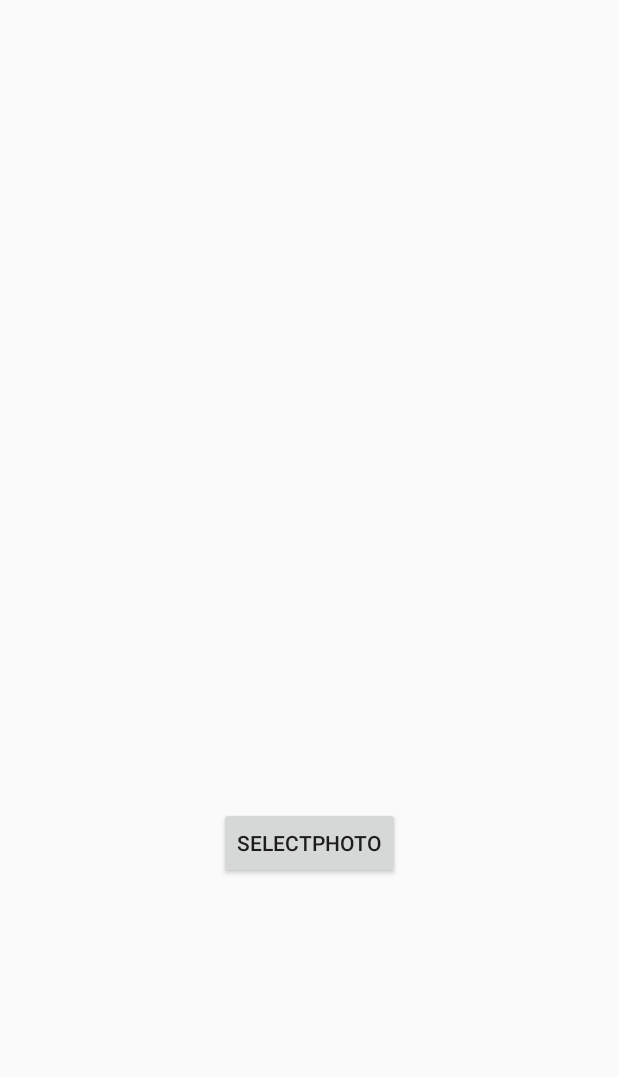
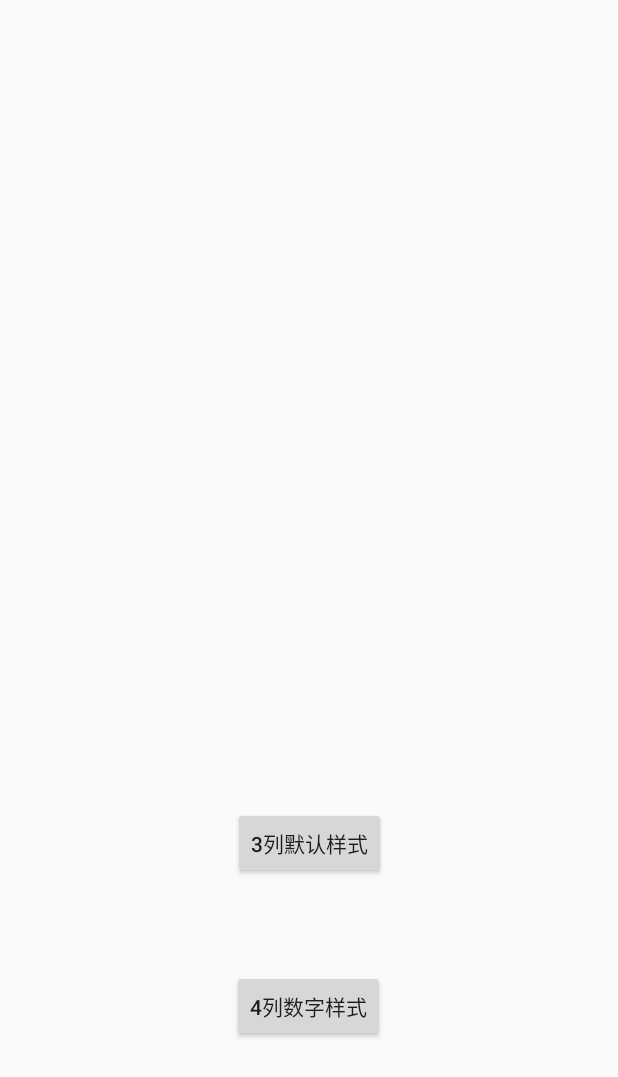
Before and after one commit to aWhalefall/gallary, an Android app: the screen it shows after launch (MainActivity), on a phone screen of 412 x 824 dp. Shown: the top 1077 px of the screen. Run offline under Robolectric (Android 15) with nearby library versions, the phone set to English and light mode, and no system bars; pictures from the network do not load.

Commit message:
fix： bug

```diff
--- a/app/build.gradle
+++ b/app/build.gradle
@@ -9,7 +9,7 @@ android {
         minSdkVersion 21
         targetSdkVersion 29
         versionCode 1
-        versionName "1.0.0"
+        versionName "1.0.1"
 
         testInstrumentationRunner "androidx.test.runner.AndroidJUnitRunner"
     }
--- a/app/src/main/java/com/whalefail/gallary/MainActivity.java
+++ b/app/src/main/java/com/whalefail/gallary/MainActivity.java
@@ -26,7 +26,7 @@ import java.util.List;
 
 public class MainActivity extends AppCompatActivity {
 
-    GalleryConfig config;
+    GalleryConfig.Builder builder;
     private TextView text;
 
     @Override
@@ -38,7 +38,7 @@ public class MainActivity extends AppCompatActivity {
 
         Glide.init(this, new GlideBuilder());
         initListenter();
-        config = new GalleryConfig.Builder()
+        builder = new GalleryConfig.Builder()
                 .imageLoader(new GlideImageLoader())    // ImageLoader 加载框架（必填）
                 .iHandlerCallBack(iHandlerCallBack)     // 监听接口（必填）
                 .provider("com.whalefail.gallary.fileProvider")   // provider (必填)
@@ -49,26 +49,31 @@ public class MainActivity extends AppCompatActivity {
                 .isShowCamera(true)                     // 是否显示相机按钮  默认：false
                 .filePath("/Gallery/Pictures")          // 图片存放路径
                 .layoutStyle(0) // 0 显示多选样式 1 显示数字样式
-                .setDisplayCol(3)  //默认显示列数
-                .build();
+                .setDisplayCol(3);  //默认显示列数
+
     }
 
     IHandlerCallBack iHandlerCallBack = new SimpleHandlerCallBack() {
 
         @Override
         public void onSuccess(List<String> photoList) {
-            text.setText("");
-            //返回选择图片路径  Android Q 以上包含Android   Q 返回的是 Uri
-            StringBuilder stringBuilder = new StringBuilder();
-            for (int i = 0; i < photoList.size(); i++) {
-                stringBuilder.append(photoList.get(i)).append("\n");
-            }
-            text.setText(stringBuilder.toString());
+//            text.setText("");
+//            //返回选择图片路径  Android Q 以上包含Android   Q 返回的是 Uri
+//            StringBuilder stringBuilder = new StringBuilder();
+//            for (int i = 0; i < photoList.size(); i++) {
+//                stringBuilder.append(photoList.get(i)).append("\n");
+//            }
+//            text.setText(stringBuilder.toString());
         }
 
         @Override
-        public void onBoSuccess(List<PhotoInfo> list) {
-            // FIXME: 2020/12/5 增加新的回调入口
+        public void onBoSuccess(List<PhotoInfo> photoList) {
+            StringBuilder stringBuilder = new StringBuilder();
+            for (int i = 0; i < photoList.size(); i++) {
+                PhotoInfo photoInfo = photoList.get(i);
+                stringBuilder.append("路径 =" + photoInfo.path + "\n width=" + photoInfo.with + " height=" + photoInfo.height).append("\n");
+            }
+            text.setText(stringBuilder.toString());
         }
 
     };
@@ -78,6 +83,12 @@ public class MainActivity extends AppCompatActivity {
     }
 
     public void selectPhoto(View view) {
-        GalleryPick.getInstance().setGalleryConfig(config).open(this);
+        builder.layoutStyle(0).setDisplayCol(3);
+        GalleryPick.getInstance().setGalleryConfig(builder.build()).open(this);
+    }
+
+    public void selectPhoto1(View view) {
+        builder.layoutStyle(1).setDisplayCol(4);
+        GalleryPick.getInstance().setGalleryConfig(builder.build()).open(this);
     }
 }
--- a/app/src/main/res/layout/activity_main.xml
+++ b/app/src/main/res/layout/activity_main.xml
@@ -18,10 +18,22 @@
         android:layout_width="wrap_content"
         android:layout_height="wrap_content"
         android:onClick="selectPhoto"
-        android:text="selectPhoto"
+        android:text="3列默认样式"
         app:layout_constraintBottom_toBottomOf="parent"
         app:layout_constraintLeft_toLeftOf="parent"
         app:layout_constraintRight_toRightOf="parent"
         app:layout_constraintTop_toBottomOf="@+id/text" />
 
+    <Button
+        android:layout_width="wrap_content"
+        android:layout_height="wrap_content"
+        android:onClick="selectPhoto1"
+        android:text="4列数字样式"
+        app:layout_constraintBottom_toBottomOf="parent"
+        app:layout_constraintHorizontal_bias="0.498"
+        app:layout_constraintLeft_toLeftOf="parent"
+        app:layout_constraintRight_toRightOf="parent"
+        app:layout_constraintTop_toBottomOf="@+id/text"
+        app:layout_constraintVertical_bias="0.728" />
+
 </androidx.constraintlayout.widget.ConstraintLayout>
--- a/pickgallery/src/main/java/com/tseng/pickgallery/activity/GalleryPickActivity.java
+++ b/pickgallery/src/main/java/com/tseng/pickgallery/activity/GalleryPickActivity.java
@@ -104,6 +104,7 @@ public class GalleryPickActivity extends BaseActivity implements View.OnClickLis
             activityBack();
             return;
         }
+        defaultColumns=galleryConfig.getDefaultColumns();
         mHandlerCallBack = galleryConfig.getIHandlerCallBack();
         if (mHandlerCallBack != null)
             mHandlerCallBack.onStart();
```
Also changed, not shown: pickgallery/src/main/java/com/tseng/pickgallery/adapter/PhotoAdapter.java (+6 -2 lines).
